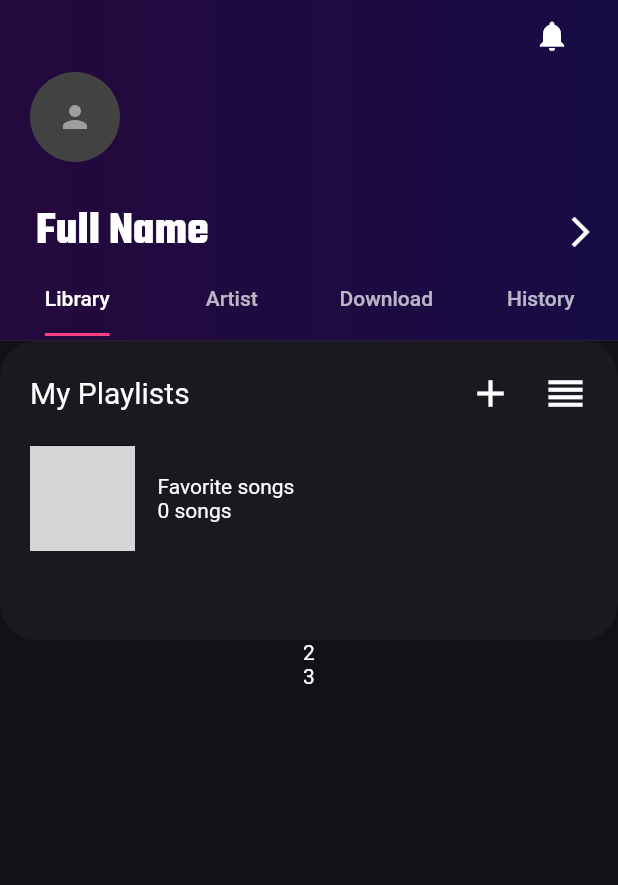
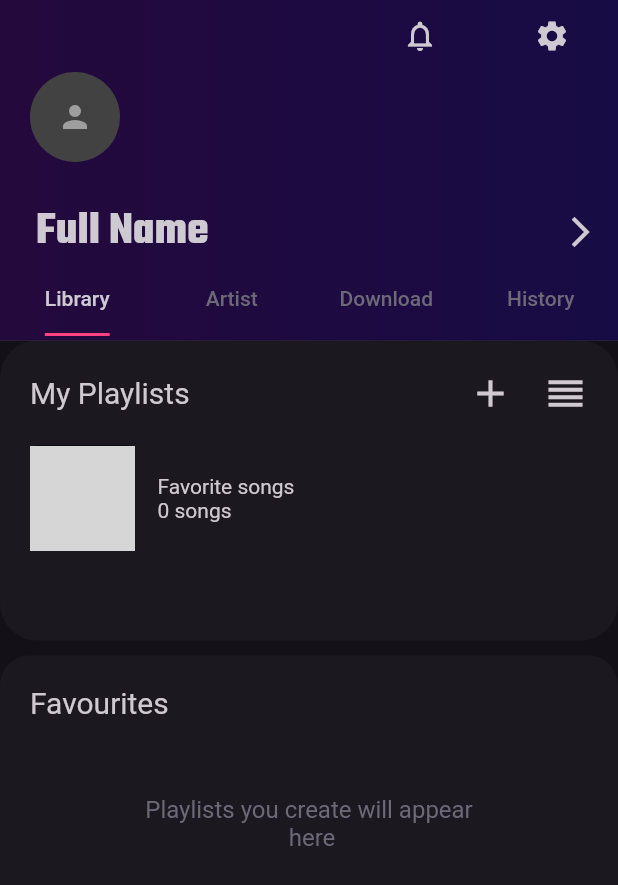
Before and after one commit to neddstarkk/skybeat-music-player, a Flutter app: the ProfilePage screen opened directly, on a phone screen of 412 x 824 dp. Shown: the top 885 px of the screen. Run offline on Flutter 3.47's test engine with Material 2 defaults, Android fonts, the phone set to English and light mode, and no system bars; our stand-ins replace font_awesome_flutter, simple_animations; network calls fail; grey boxes are pictures that could not be loaded.

Commit message:
Finished Profile Page UI and added animation to welcome screen

```diff
--- a/skybeat/lib/screens/profile_page.dart
+++ /dev/null
@@ -1,51 +0,0 @@
-import 'package:flutter/material.dart';
-import 'package:skybeat/widgets/library_profile.dart';
-import 'package:skybeat/widgets/profile_page_presenter.dart';
-
-class ProfilePage extends StatelessWidget {
-  // This constructor makes sure the bottom nav bar works properly
-  const ProfilePage({Key key}) : super(key: key);
-
-  @override
-  Widget build(BuildContext context) {
-    return Scaffold(
-      body: SafeArea(
-        child: DefaultTabController(
-          length: 4,
-          child: Column(
-            children: <Widget>[
-              Container(
-                // The ProfilePagePresenter contains more code than is necessary,
-                // but it's the only hack I could do at the time.
-                child: ProfilePagePresenter(
-                  title: "Full Name",
-                ),
-              ),
-              Expanded(
-                // This is where we define the content for those 4 tabs
-                child: TabBarView(
-                  children: <Widget>[
-                    Container(
-                      color: Color(0xFF131017),
-                      child: Column(
-                        mainAxisAlignment: MainAxisAlignment.start,
-                        children: <Widget>[
-                          LibraryProfile(),
-                          Text("2"),
-                          Text("3"),
-                        ],
-                      ),
-                    ),
-                    Center(child: Text('2')),
-                    Center(child: Text('3')),
-                    Center(child: Text('4')),
-                  ],
-                ),
-              ),
-            ],
-          ),
-        ),
-      ),
-    );
-  }
-}
--- /dev/null
+++ b/skybeat/lib/screens/profile_page/profile_page.dart
@@ -0,0 +1,91 @@
+import 'package:flutter/material.dart';
+import 'package:skybeat/screens/profile_page/widgets/playlist_creator.dart';
+import 'package:skybeat/screens/profile_page/widgets/profile_page_presenter.dart';
+
+class ProfilePage extends StatelessWidget {
+  // This constructor makes sure the bottom nav bar works properly
+  const ProfilePage({Key key}) : super(key: key);
+
+  @override
+  Widget build(BuildContext context) {
+    return Scaffold(
+      body: SafeArea(
+        child: DefaultTabController(
+          length: 4,
+          child: Column(
+            children: <Widget>[
+              Container(
+                // The ProfilePagePresenter contains more code than is necessary,
+                // but it's the only hack I could do at the time.
+                child: ProfilePagePresenter(
+                  title: "Full Name",
+                ),
+              ),
+              Expanded(
+                // This is where we define the content for those 4 tabs
+                child: TabBarView(
+                  children: <Widget>[
+                    Container(
+                      color: Color(0xFF131017),
+                      child: Column(
+                        mainAxisAlignment: MainAxisAlignment.start,
+                        children: <Widget>[
+                          PlaylistCreator(),
+                          SizedBox(
+                            height: 10.0,
+                          ),
+                          Container(
+                            height: MediaQuery.of(context).size.height - 533,
+                            decoration: BoxDecoration(
+                                color: Color(0xFF1B181F),
+                                borderRadius: BorderRadius.circular(20.0)),
+                            child: Column(
+                              children: <Widget>[
+                                SizedBox(
+                                  height: 20.0,
+                                ),
+                                Row(
+                                  mainAxisAlignment: MainAxisAlignment.start,
+                                  children: <Widget>[
+                                    SizedBox(
+                                      width: 20.0,
+                                    ),
+                                    Text(
+                                      "Favourites",
+                                      style: TextStyle(
+                                        fontSize: 20.0,
+                                        color: Color(0xFFCFCAD1)
+                                      ),
+                                    )
+                                  ],
+                                ),
+                                SizedBox(
+                                  height: 50.0,
+                                ),
+                                Text(
+                                  "Playlists you create will appear\n here",
+                                  textAlign: TextAlign.center,
+                                  style: TextStyle(
+                                    color: Color(0xFF6D6977),
+                                    fontSize: 16.0
+                                  ),
+                                )
+                              ],
+                            ),
+                          ),
+                        ],
+                      ),
+                    ),
+                    Center(child: Text('2')),
+                    Center(child: Text('3')),
+                    Center(child: Text('4')),
+                  ],
+                ),
+              ),
+            ],
+          ),
+        ),
+      ),
+    );
+  }
+}
--- /dev/null
+++ b/skybeat/lib/screens/profile_page/widgets/playlist_creator.dart
@@ -0,0 +1,133 @@
+import 'package:flutter/material.dart';
+
+class PlaylistCreator extends StatelessWidget {
+  @override
+  Widget build(BuildContext context) {
+    return Container(
+      height: 200.0,
+      width: MediaQuery.of(context).size.width,
+      decoration: BoxDecoration(
+        borderRadius: BorderRadius.circular(25.0),
+        color: Color(0xFF1B181F),
+      ),
+      child: Row(
+        mainAxisAlignment: MainAxisAlignment.start,
+        children: <Widget>[
+          Flexible(
+            flex: 1,
+            child: Column(
+              mainAxisAlignment: MainAxisAlignment.start,
+              children: <Widget>[
+                SizedBox(
+                  height: 20.0,
+                ),
+                Row(
+                  children: <Widget>[
+                    SizedBox(
+                      width: 20.0,
+                    ),
+                    Text(
+                      "My Playlists",
+                      style:
+                          TextStyle(fontSize: 20.0, color: Color(0xFFCFCAD1)),
+                    ),
+                    Spacer(),
+                    Container(
+                      height: 30.0,
+                      child: Row(
+                        mainAxisAlignment: MainAxisAlignment.spaceEvenly,
+                        children: <Widget>[
+                          GestureDetector(
+                            child: Icon(
+                              Icons.add,
+                              size: 30.0,
+                              color: Color(0xFFCFCAD1),
+                            ),
+                            onTap: () {
+                              print("+ icon pressed");
+                            },
+                          ),
+                          SizedBox(
+                            width: 20.0,
+                          ),
+                          GestureDetector(
+                            child: Icon(
+                              Icons.reorder,
+                              size: 30.0,
+                              color: Color(0xFFCFCAD1),
+                            ),
+                            onTap: () {
+                              print("List icon pressed");
+                            },
+                          ),
+                        ],
+                      ),
+                    ),
+                    SizedBox(
+                      width: 20.0,
+                    ),
+                  ],
+                ),
+                SizedBox(
+                  height: 20.0,
+                ),
+                Row(
+                  mainAxisAlignment: MainAxisAlignment.start,
+                  children: <Widget>[
+                    SizedBox(
+                      width: 20.0,
+                    ),
+                    Container(
+                      height: 70.0,
+                      width: 70.0,
+                      decoration: BoxDecoration(
+                          borderRadius: BorderRadius.circular(5.0),
+                          color: Colors.black),
+                      child: Stack(
+                        children: <Widget>[
+                          Image.network(
+                            'https://monodomo.com/free-wallpapers/colorful-music-note-wallpapers-desktop-For-Free-Wallpaper.jpg',
+                            height: 70.0,
+                            width: 70.0,
+                          ),
+                          Center(
+                            child: Icon(
+                              Icons.play_arrow,
+                              size: 40.0,
+                            ),
+                          )
+                        ],
+                      ),
+                    ),
+                    SizedBox(
+                      width: 15.0,
+                    ),
+                    Column(
+                      crossAxisAlignment: CrossAxisAlignment.start,
+                      children: <Widget>[
+                        Text(
+                          "Favorite songs",
+                          textAlign: TextAlign.right,
+                          style: TextStyle(
+                            color: Color(0xFFCFCAD1),
+                          ),
+                        ),
+                        Text(
+                          "0 songs",
+                          textAlign: TextAlign.right,
+                          style: TextStyle(
+                            color: Color(0xFFCFCAD1),
+                          ),
+                        ),
+                      ],
+                    ),
+                  ],
+                ),
+              ],
+            ),
+          ),
+        ],
+      ),
+    );
+  }
+}
--- a/skybeat/lib/widgets/profile_page_presenter.dart
+++ b/skybeat/lib/screens/profile_page/widgets/profile_page_presenter.dart
@@ -32,9 +32,17 @@ class ProfilePagePresenter extends StatelessWidget {
                 mainAxisAlignment: MainAxisAlignment.end,
                 children: <Widget>[
                   FlatButton(
-                    onPressed: () {},
-                    child: Icon(Icons.notifications),
-                  )
+                    onPressed: () {
+                      print("Notifications icon pressed");
+                    },
+                    child: Icon(Icons.notifications_none, color: Color(0xFFCFCAD1),),
+                  ),
+                  FlatButton(
+                    onPressed: () {
+                      print("Settings button pressed");
+                    },
+                    child: Icon(Icons.settings, color: Color(0xFFCFCAD1),),
+                  ),
                 ],
               ),
               Column(
@@ -62,13 +70,14 @@ class ProfilePagePresenter extends StatelessWidget {
                         "    $title",
                         style: TextStyle(
                             fontSize: 30.0,
+                            color: Color(0xFFCFCAD1),
                             fontWeight: FontWeight.bold,
                             fontFamily: "Teko"),
                       ),
                       Padding(
                         padding: const EdgeInsets.only(right: 13.0),
                         child: GestureDetector(
-                          child: Icon(Icons.arrow_forward_ios),
+                          child: Icon(Icons.arrow_forward_ios, color: Color(0xFFCFCAD1),),
                           onTap: () {
                             print("Arrow pressed");
                           },
@@ -79,8 +88,10 @@ class ProfilePagePresenter extends StatelessWidget {
                   TabBar(
                     indicatorColor: Colors.pinkAccent,
                     indicatorSize: TabBarIndicatorSize.label,
+                    labelColor: Color(0xFFCFCAD1),
+                    unselectedLabelColor: Color(0xFF6D6977),
                     tabs: <Widget>[
-                      Tab(text: "Library"),
+                      Tab(text: "Library", ),
                       Tab(text: "Artist"),
                       Tab(text: "Download"),
                       Tab(text: "History"),
--- a/skybeat/lib/widgets/library_profile.dart
+++ /dev/null
@@ -1,120 +0,0 @@
-import 'package:flutter/material.dart';
-
-class LibraryProfile extends StatelessWidget {
-  @override
-  Widget build(BuildContext context) {
-    return Container(
-      child: Container(
-        height: 200.0,
-        width: MediaQuery.of(context).size.width,
-        decoration: BoxDecoration(
-          borderRadius: BorderRadius.circular(25.0),
-          color: Color(0xFF1B181F),
-        ),
-        child: Row(
-          mainAxisAlignment: MainAxisAlignment.start,
-          children: <Widget>[
-            Flexible(
-              flex: 1,
-              child: Column(
-                mainAxisAlignment: MainAxisAlignment.start,
-                children: <Widget>[
-                  SizedBox(
-                    height: 20.0,
-                  ),
-                  Row(
-                    children: <Widget>[
-                      SizedBox(
-                        width: 20.0,
-                      ),
-                      Text(
-                        "My Playlists",
-                        style: TextStyle(
-                          fontSize: 20.0,
-                        ),
-                      ),
-                      Spacer(),
-                      Container(
-                        height: 30.0,
-                        child: Row(
-                          mainAxisAlignment: MainAxisAlignment.spaceEvenly,
-                          children: <Widget>[
-                            GestureDetector(
-                              child: Icon(
-                                Icons.add,
-                                size: 30.0,
-                              ),
-                              onTap: () {
-                                print("+ icon pressed");
-                              },
-                            ),
-                            SizedBox(
-                              width: 20.0,
-                            ),
-                            GestureDetector(
-                              child: Icon(
-                                Icons.reorder,
-                                size: 30.0,
-                              ),
-                              onTap: () {
-                                print("List icon pressed");
-                              },
-                            ),
-                          ],
-                        ),
-                      ),
-                      SizedBox(
-                        width: 20.0,
-                      ),
-                    ],
-                  ),
-                  SizedBox(
-                    height: 20.0,
-                  ),
-                  Row(
-                    mainAxisAlignment: MainAxisAlignment.start,
-                    children: <Widget>[
-                      SizedBox(
-                        width: 20.0,
-                      ),
-                      Container(
-                        height: 70.0,
-                        width: 70.0,
-                        decoration: BoxDecoration(
-                            borderRadius: BorderRadius.circular(5.0),
-                            color: Colors.black),
-                        child: Stack(
-                          children: <Widget>[
-                            Image.network(
-                              'https://monodomo.com/free-wallpapers/colorful-music-note-wallpapers-desktop-For-Free-Wallpaper.jpg',
-                              height: 70.0,
-                              width: 70.0,
-                            ),
-                            Center(
-                              child: Icon(
-                                Icons.play_arrow,
-                                size: 40.0,
-                              ),
-                            )
-                          ],
-                        ),
-                      ),
-                      SizedBox(width: 15.0,),
-                      Column(
-                        crossAxisAlignment: CrossAxisAlignment.start,
-                        children: <Widget>[
-                          Text("Favorite songs", textAlign: TextAlign.right,),
-                          Text("0 songs", textAlign: TextAlign.right,),
-                        ],
-                      ),
-                    ],
-                  ),
-                ],
-              ),
-            ),
-          ],
-        ),
-      ),
-    );
-  }
-}
```
Also changed, not shown: skybeat/lib/screens/bottom_nav_bar.dart (+5 -3 lines), skybeat/lib/screens/welcome_screen.dart (+19 -14 lines), skybeat/lib/screens/welcome_screen/widgets/animated_text.dart (added, +51 -0 lines), skybeat/lib/screens/explore_page/explore_page.dart (renamed from skybeat/lib/screens/explore_page.dart), skybeat/lib/screens/music_home/music_home.dart (renamed from skybeat/lib/screens/music_home.dart).
